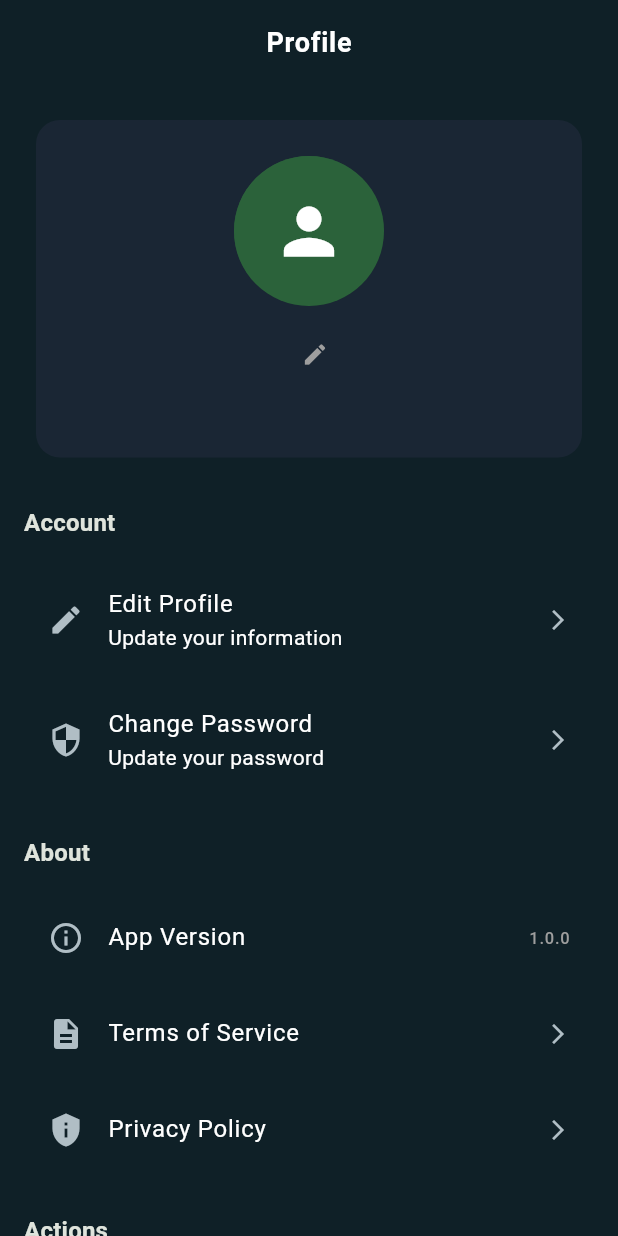
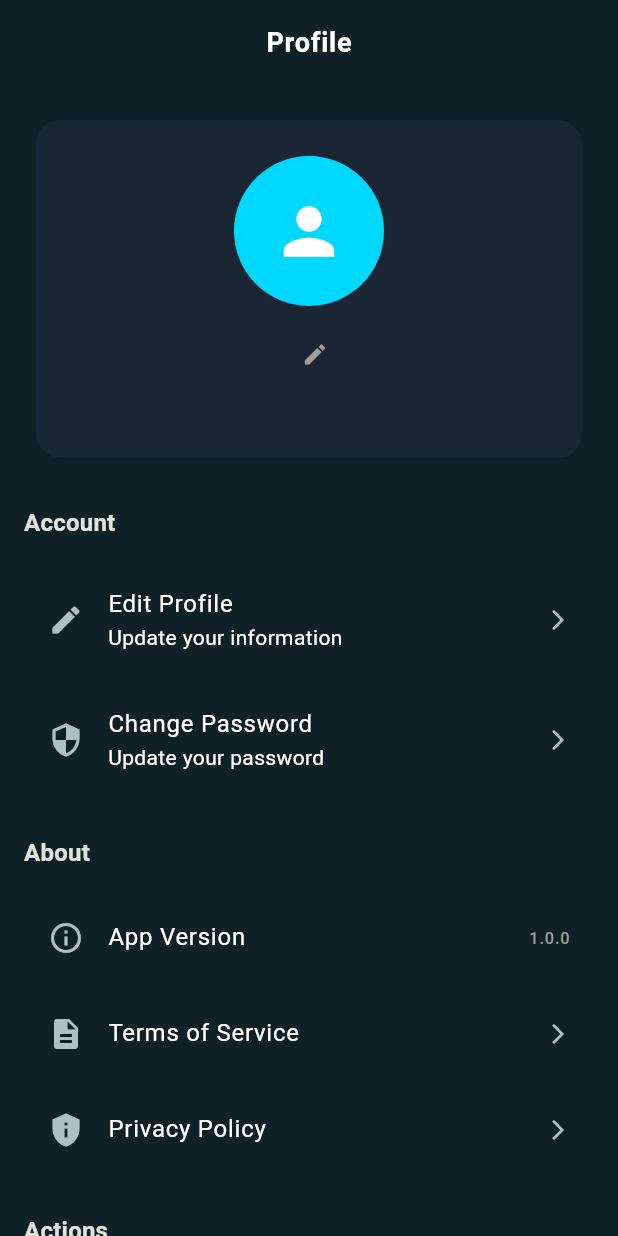
Before and after one commit to tiao051/Violence-Detection, a Flutter app: the ProfileScreen screen opened by its route, on a phone screen of 412 x 824 dp. Run offline on Flutter 3.47's test engine with Material 3 defaults, Android fonts, the phone set to English and light mode, and no system bars; our stand-ins replace chewie, cloud_firestore, firebase_auth, firebase_core, firebase_messaging, flutter_dotenv and 7 more; missing offline and left inert: media_kit, media_kit_video; accounts and stored records are empty; network calls fail.

Commit message:
feat(user-screens): apply Modern Minimal theme to profile and settings
- Replace gradient avatar with solid accent color
- Use themed colors for action buttons
- Remove AppBar gradient from settings
- Update section headers with accent color

```diff
--- a/flutter-app/lib/screens/profile_screen.dart
+++ b/flutter-app/lib/screens/profile_screen.dart
@@ -132,15 +132,17 @@ class _ProfileScreenState extends State<ProfileScreen> {
               height: 100,
               decoration: BoxDecoration(
                 shape: BoxShape.circle,
-                gradient: kAppGradient,
+                color: kAccentColor,
               ),
               child: profile.photoUrl != null
                   ? CircleAvatar(
+                      radius: 50,
                       backgroundImage: NetworkImage(profile.photoUrl!),
                     )
-                  : CircleAvatar(
-                      backgroundColor: Theme.of(context).colorScheme.primary,
-                      child: const Icon(Icons.person, size: 50, color: Colors.white),
+                  : const CircleAvatar(
+                      radius: 50,
+                      backgroundColor: Colors.transparent,
+                      child: Icon(Icons.person, size: 50, color: Colors.white),
                     ),
             ),
             const SizedBox(height: 16),
@@ -178,7 +180,8 @@ class _ProfileScreenState extends State<ProfileScreen> {
                     textAlign: TextAlign.center,
                     decoration: InputDecoration(
                       hintText: 'Enter new name',
-                      contentPadding: const EdgeInsets.symmetric(horizontal: 12, vertical: 8),
+                      contentPadding: const EdgeInsets.symmetric(
+                          horizontal: 12, vertical: 8),
                       border: OutlineInputBorder(
                         borderRadius: BorderRadius.circular(8),
                       ),
@@ -194,22 +197,26 @@ class _ProfileScreenState extends State<ProfileScreen> {
                         icon: const Icon(Icons.check, size: 18),
                         label: const Text('Save'),
                         style: ElevatedButton.styleFrom(
-                          backgroundColor: Colors.green,
+                          backgroundColor: kSuccessColor,
                           foregroundColor: Colors.white,
-                          padding: const EdgeInsets.symmetric(horizontal: 16, vertical: 8),
+                          padding: const EdgeInsets.symmetric(
+                              horizontal: 16, vertical: 8),
                         ),
                         onPressed: () async {
                           final newName = _nameEditController.text.trim();
                           if (newName.isEmpty) {
                             ScaffoldMessenger.of(context).showSnackBar(
-                              const SnackBar(content: Text('Name cannot be empty')),
+                              const SnackBar(
+                                  content: Text('Name cannot be empty')),
                             );
                             return;
                           }
 
                           try {
                             // Call profile provider to update name
-                            await context.read<ProfileProvider>().updateDisplayName(newName);
+                            await context
+                                .read<ProfileProvider>()
+                                .updateDisplayName(newName);
 
                             if (mounted) {
                               setState(() {
@@ -218,7 +225,8 @@ class _ProfileScreenState extends State<ProfileScreen> {
 
                               ScaffoldMessenger.of(context).showSnackBar(
                                 const SnackBar(
-                                  content: Text('Display name updated successfully!'),
+                                  content: Text(
+                                      'Display name updated successfully!'),
                                   backgroundColor: Colors.green,
                                 ),
                               );
@@ -240,9 +248,10 @@ class _ProfileScreenState extends State<ProfileScreen> {
                         icon: const Icon(Icons.close, size: 18),
                         label: const Text('Cancel'),
                         style: ElevatedButton.styleFrom(
-                          backgroundColor: Colors.grey,
+                          backgroundColor: kSurfaceLight,
                           foregroundColor: Colors.white,
-                          padding: const EdgeInsets.symmetric(horizontal: 16, vertical: 8),
+                          padding: const EdgeInsets.symmetric(
+                              horizontal: 16, vertical: 8),
                         ),
                         onPressed: () {
                           setState(() {
@@ -260,7 +269,7 @@ class _ProfileScreenState extends State<ProfileScreen> {
             Text(
               profile.email,
               style: Theme.of(context).textTheme.bodyMedium?.copyWith(
-                    color: Colors.grey,
+                    color: kTextSecondary,
                   ),
               textAlign: TextAlign.center,
             ),
@@ -290,11 +299,14 @@ class _ProfileScreenState extends State<ProfileScreen> {
           onTap: () {
             setState(() {
               _isEditingName = true;
-              _nameEditController.text = context.read<ProfileProvider>().profile?.displayName ?? 'User';
+              _nameEditController.text =
+                  context.read<ProfileProvider>().profile?.displayName ??
+                      'User';
             });
             // Scroll to top to see the edit field
             ScaffoldMessenger.of(context).showSnackBar(
-              const SnackBar(content: Text('Tap on your name above to edit it')),
+              const SnackBar(
+                  content: Text('Tap on your name above to edit it')),
             );
           },
         ),
@@ -340,7 +352,8 @@ class _ProfileScreenState extends State<ProfileScreen> {
           trailing: const Icon(Icons.arrow_forward_ios, size: 16),
           onTap: () {
             ScaffoldMessenger.of(context).showSnackBar(
-              const SnackBar(content: Text('Terms of Service feature coming soon')),
+              const SnackBar(
+                  content: Text('Terms of Service feature coming soon')),
             );
           },
         ),
@@ -350,7 +363,8 @@ class _ProfileScreenState extends State<ProfileScreen> {
           trailing: const Icon(Icons.arrow_forward_ios, size: 16),
           onTap: () {
             ScaffoldMessenger.of(context).showSnackBar(
-              const SnackBar(content: Text('Privacy Policy feature coming soon')),
+              const SnackBar(
+                  content: Text('Privacy Policy feature coming soon')),
             );
           },
         ),
@@ -374,7 +388,7 @@ class _ProfileScreenState extends State<ProfileScreen> {
           width: double.infinity,
           child: ElevatedButton.icon(
             style: ElevatedButton.styleFrom(
-              backgroundColor: Colors.red,
+              backgroundColor: kErrorColor,
               foregroundColor: Colors.white,
               padding: const EdgeInsets.symmetric(vertical: 12),
             ),
```
Also changed, not shown: flutter-app/lib/screens/settings_screen.dart (+35 -18 lines).
